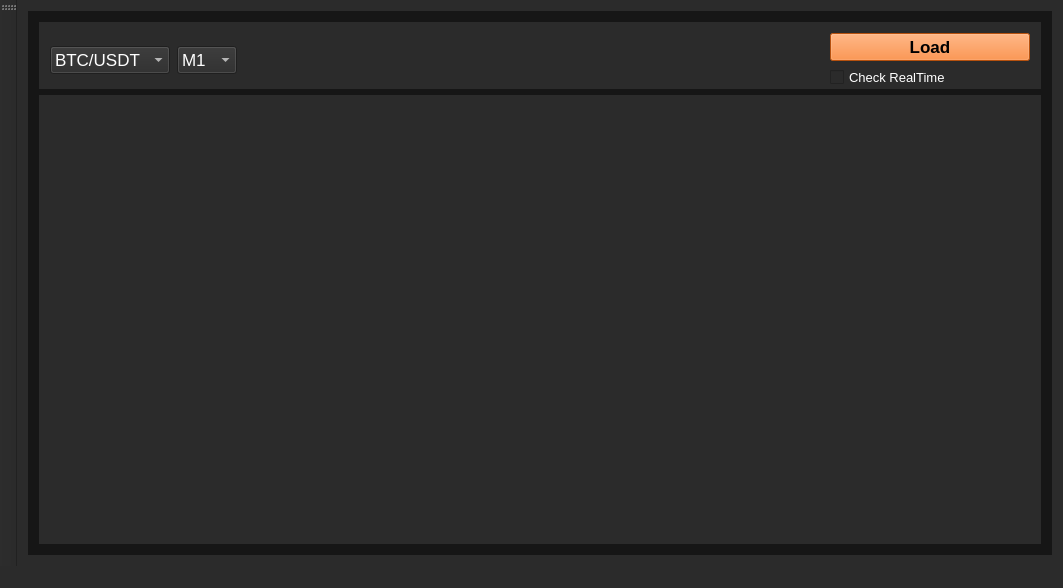
First picture: the form in mainwindow.ui, repository BortonGo/TradeSoft, before the edit.
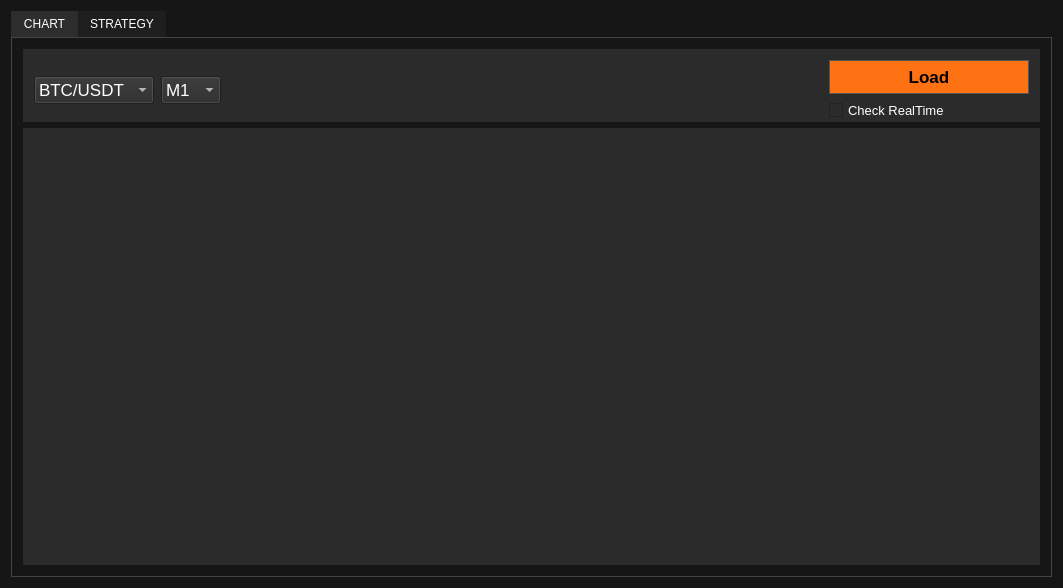
Second picture: the form after the edit.

The edit to the form file:
```diff
--- a/mainwindow.ui
+++ b/mainwindow.ui
@@ -14,20 +14,58 @@
    <string>TradeSoft</string>
   </property>
   <property name="styleSheet">
-   <string notr="true">background-color: rgb(43, 43, 43);
-color: white;                /* цвет текста */</string>
+   <string notr="true">QMainWindow, QWidget {
+    background-color: rgb(22, 22, 22);
+    color: white;
+}
+
+QTabWidget::pane {
+    border: 1px solid #444;
+}
+
+QTabBar::tab {
+    background: rgb(30, 30, 30);
+    color: white;
+    padding: 6px 12px;
+}
+
+QTabBar::tab:selected {
+    background: rgb(45, 45, 45);
+}
+
+QPushButton {
+    background-color: rgb(40, 40, 40);
+    border: 1px solid #555;
+    padding: 6px 14px;
+}
+</string>
   </property>
   <widget class="QWidget" name="centralWidget">
    <layout class="QGridLayout" name="gridLayout">
     <item row="0" column="0">
-     <layout class="QGridLayout" name="gridLayout_2" rowstretch="0,1" columnstretch="0">
-      <item row="1" column="0">
-       <widget class="QWidget" name="chartWidget" native="true">
+     <layout class="QGridLayout" name="gridLayout_2" rowstretch="0" columnstretch="0">
+      <item row="0" column="0">
+       <widget class="QTabWidget" name="chartTabWidget">
+        <property name="autoFillBackground">
+         <bool>false</bool>
+        </property>
         <property name="styleSheet">
          <string notr="true">background-color: rgb(22, 22, 22);
 
 color: white;                /* цвет текста */</string>
         </property>
+        <property name="currentIndex">
+         <number>0</number>
+        </property>
+        <widget class="QWidget" name="tab_chart" native="true">
+         <property name="styleSheet">
+          <string notr="true">background-color: rgb(22, 22, 22);
+
+color: white;                /* цвет текста */</string>
+         </property>
+         <attribute name="title">
+          <string>CHART</string>
+         </attribute>
         <layout class="QGridLayout" name="gridLayout_4" rowstretch="0,0,0">
          <item row="2" column="0">
           <widget class="QWidget" name="widget" native="true">
@@ -49,7 +87,7 @@
             <string notr="true">background-color: rgb(43, 43, 43);
 color: white;                /* цвет текста */</string>
            </property>
-           <layout class="QHBoxLayout" name="horizontalLayout" stretch="0,0,0,0,0,1">
+            <layout class="QHBoxLayout" name="horizontalLayout" stretch="0,0,0,0,0,0">
             <property name="spacing">
              <number>7</number>
             </property>
@@ -303,30 +341,21 @@
          </item>
         </layout>
        </widget>
-      </item>
-     </layout>
-    </item>
-   </layout>
-  </widget>
-  <widget class="QMenuBar" name="menuBar">
-   <property name="geometry">
-    <rect>
-     <x>0</x>
-     <y>0</y>
-     <width>1063</width>
-     <height>20</height>
-    </rect>
-   </property>
-  </widget>
-  <widget class="QToolBar" name="mainToolBar">
-   <attribute name="toolBarArea">
-    <enum>LeftToolBarArea</enum>
-   </attribute>
-   <attribute name="toolBarBreak">
-    <bool>true</bool>
-   </attribute>
-  </widget>
-  <widget class="QStatusBar" name="statusBar"/>
+        <widget class="QWidget" name="tab_strategy">
+         <property name="styleSheet">
+          <string notr="true">background-color: rgb(22, 22, 22);
+color: white;                /* цвет текста */</string>
+         </property>
+         <attribute name="title">
+          <string>STRATEGY</string>
+         </attribute>
+        </widget>
+       </widget>
+      </item>
+     </layout>
+    </item>
+   </layout>
+  </widget>
  </widget>
  <layoutdefault spacing="6" margin="11"/>
  <resources/>
```
Lines whose indentation alone changed are shown as unchanged.
